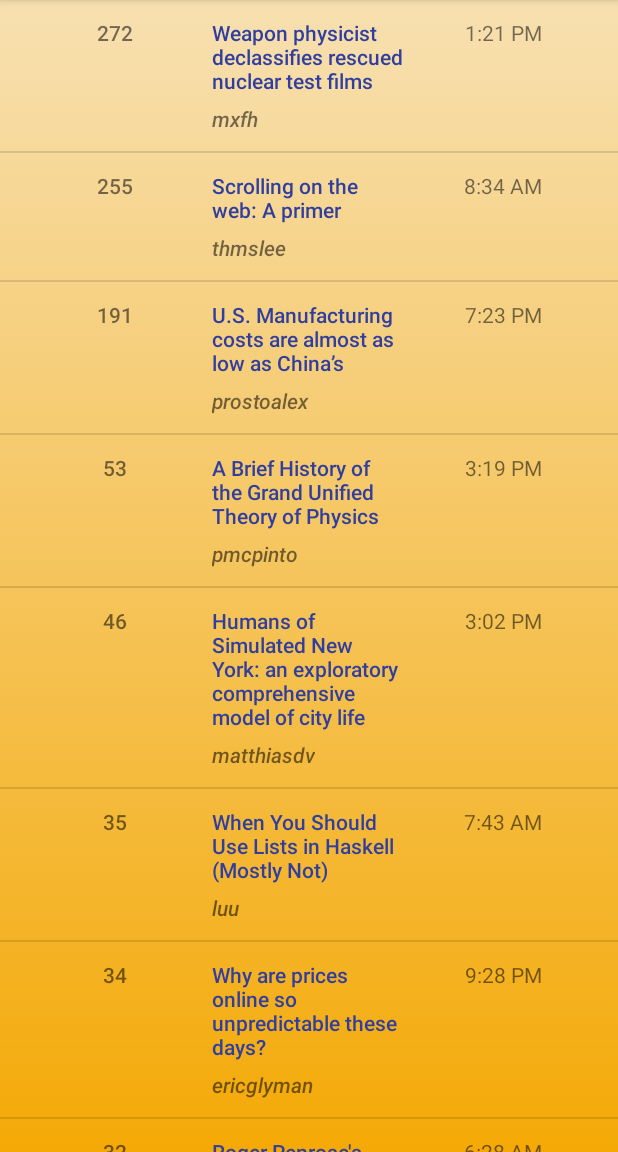
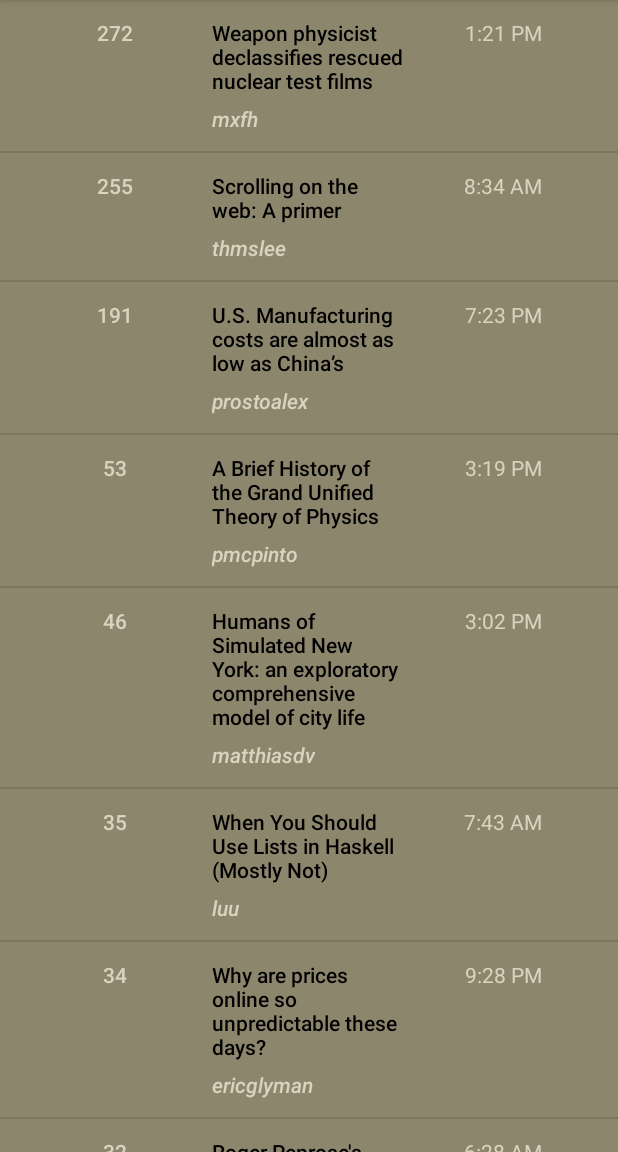
Before and after one commit to dahano/newsDigest, an Android app: the screen it shows after launch (MainActivity), on a phone screen of 412 x 824 dp, the part 84-1236 px from its top. Run offline under Robolectric (Android 15) with nearby library versions, the phone set to English and light mode, and no system bars.

Commit message:
added new colors

```diff
--- a/app/src/main/java/com/example/ofirdahan/newsdigest/Adapters/StoryAdapter.java
+++ b/app/src/main/java/com/example/ofirdahan/newsdigest/Adapters/StoryAdapter.java
@@ -44,7 +44,7 @@ public class StoryAdapter extends ArrayAdapter<Story> {
 
         TextView createdAt = (TextView) listItemView.findViewById(R.id.created_at);
 
-        createdAt.setText(currentStory.getDayOfTheWeek().toString());
+        createdAt.setText(currentStory.getDayOfTheWeek());
 
         return listItemView;
     }
--- a/app/src/main/java/com/example/ofirdahan/newsdigest/UI/MainActivity.java
+++ b/app/src/main/java/com/example/ofirdahan/newsdigest/UI/MainActivity.java
@@ -21,6 +21,7 @@ public class MainActivity extends AppCompatActivity {
     @Override
     protected void onCreate(Bundle savedInstanceState) {
         super.onCreate(savedInstanceState);
+
         setContentView(R.layout.activity_main);
 
         List<Story> stories = null;
--- a/app/src/main/res/drawable/gradient.xml
+++ b/app/src/main/res/drawable/gradient.xml
@@ -3,9 +3,11 @@
     <item>
         <shape>
             <gradient
-                android:startColor="#f7e0b1"
-                android:endColor="#f4a906"
-                android:angle="270" />
+                android:startColor="#000"
+                android:centerColor="#00000000"
+                android:endColor="#000"
+                android:angle="270"
+                android:dither="true" />
         </shape>
     </item>
 </selector>
--- a/app/src/main/res/layout/activity_main.xml
+++ b/app/src/main/res/layout/activity_main.xml
@@ -4,4 +4,4 @@
     android:orientation="vertical"
     android:layout_width="match_parent"
     android:layout_height="match_parent"
-    android:background="@drawable/gradient" />
+    android:background="#8C866D" />
--- a/app/src/main/res/layout/list_item.xml
+++ b/app/src/main/res/layout/list_item.xml
@@ -14,6 +14,7 @@
         android:layout_weight="25"
         android:gravity="center"
         android:fontFamily="sans-serif-medium"
+        android:textColor="@color/points"
         tools:text="726" />
 
     <LinearLayout
@@ -28,8 +29,9 @@
             android:layout_width="wrap_content"
             android:layout_height="wrap_content"
             android:fontFamily="sans-serif-medium"
-            android:textColor="@color/colorPrimaryDark"
+            android:textColor="@color/title"
             android:textSize="14sp"
+
             tools:text="Keep the Internet Open"/>
 
         <TextView
@@ -38,6 +40,7 @@
             android:layout_height="wrap_content"
             android:paddingTop="6dip"
             android:fontFamily="sans-serif-medium"
+            android:textColor="@color/author_text"
             android:textStyle="italic"
             tools:text="firloop"/>
     </LinearLayout>
@@ -48,5 +51,6 @@
         android:layout_height="wrap_content"
         android:layout_weight="25"
         android:gravity="center"
+        android:textColor="@color/time"
         tools:text="8:36 PM"/>
 </LinearLayout>
--- a/app/src/main/res/values/colors.xml
+++ b/app/src/main/res/values/colors.xml
@@ -1,7 +1,9 @@
 <?xml version="1.0" encoding="utf-8"?>
 <resources>
+    <color name="colorAccent">#ffffff</color>
     <color name="colorPrimary">#3F51B5</color>
     <color name="colorPrimaryDark">#303F9F</color>
-    <color name="colorAccent">#FF4081</color>
-    <color name="darkOrange">#ff7700</color>
+    <color name="title_black_dark">#000000</color>
+    <color name="background_orange_light">#FFAB19</color>
+    <color name="primaryText">#ffffff</color>
 </resources>
--- /dev/null
+++ b/app/src/main/res/values/dark_theme.xml
@@ -0,0 +1,7 @@
+<?xml version="1.0" encoding="utf-8"?>
+<resources>
+    <color name="title">#000000</color>
+    <color name="author_text">#D9D3BF</color>
+    <color name="points">#D9D3BF</color>
+    <color name="time">#D9D3BF</color>
+</resources>
```
Also changed, not shown: app/src/main/res/drawable/flamesingle.png (deleted).
